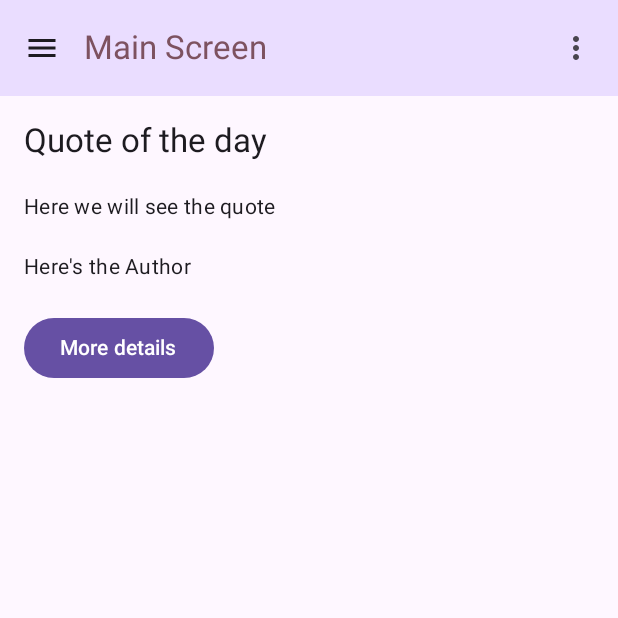
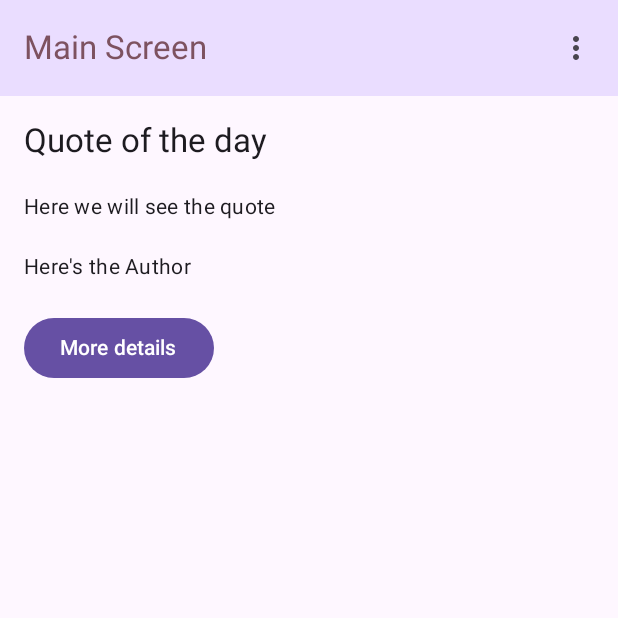
Before and after one commit to xtinabru/QuoteKa, an Android app built with Jetpack Compose: the screen it shows after launch (MainActivity), on a phone screen of 412 x 824 dp, the top half of it. Run offline under Robolectric (Android 15) with nearby library versions, the phone set to English and light mode, and no system bars.

Commit message:
feat: Modify top app bar on basic screens

```diff
--- a/app/src/main/java/com/example/quotekaapplication/MainActivity.kt
+++ b/app/src/main/java/com/example/quotekaapplication/MainActivity.kt
@@ -17,10 +17,7 @@ class MainActivity : ComponentActivity() {
         enableEdgeToEdge()
         setContent {
             QuotekaApplicationTheme {
-                // Создаем navController для навигации
                 val navController = rememberNavController()
-
-                // Используем ScaffoldApp и передаем navController
                 ScaffoldApp()
             }
         }
--- /dev/null
+++ b/app/src/main/java/com/example/quotekaapplication/ui/theme/composables/BottomBar.kt
@@ -0,0 +1 @@
+package com.example.quotekaapplication.ui.theme.composables
--- a/app/src/main/java/com/example/quotekaapplication/ui/theme/screens/TopAppBar.kt
+++ b/app/src/main/java/com/example/quotekaapplication/ui/theme/composables/TopAppBar.kt
@@ -29,14 +29,6 @@ fun TopAppBar(title: String, navController: NavController) {
         title = {
             Text(text = title)
         },
-        navigationIcon = {
-            IconButton(onClick = { /* smth */ }) {
-                Icon(
-                    imageVector = Icons.Filled.Menu,
-                    contentDescription = "Open Menu"
-                )
-            }
-        },
         actions = {
             IconButton(onClick = { expanded = !expanded }) {
                 Icon(
@@ -52,13 +44,15 @@ fun TopAppBar(title: String, navController: NavController) {
                     text = { Text("Info") },
                     onClick = {
                         expanded = false
-                        navController.navigate("info") }
+                        navController.navigate("info")
+                    }
                 )
                 DropdownMenuItem(
                     text = { Text("Settings") },
                     onClick = {
                         expanded = false
-                        navController.navigate("settings") }
+                        navController.navigate("settings")
+                    }
                 )
             }
         },
```
Also changed, not shown: app/src/main/java/com/example/quotekaapplication/ui/theme/screens/BottomAppBar.kt (deleted, +0 -11 lines), app/src/main/java/com/example/quotekaapplication/ui/theme/composables/ScaffoldApp.kt (renamed from app/src/main/java/com/example/quotekaapplication/ui/theme/screens/ScaffoldApp.kt), app/src/main/java/com/example/quotekaapplication/ui/theme/screens/QuoteDetailsScreen.kt (renamed from app/src/main/java/com/example/quotekaapplication/ui/theme/screens/QuoteInfo.kt).
